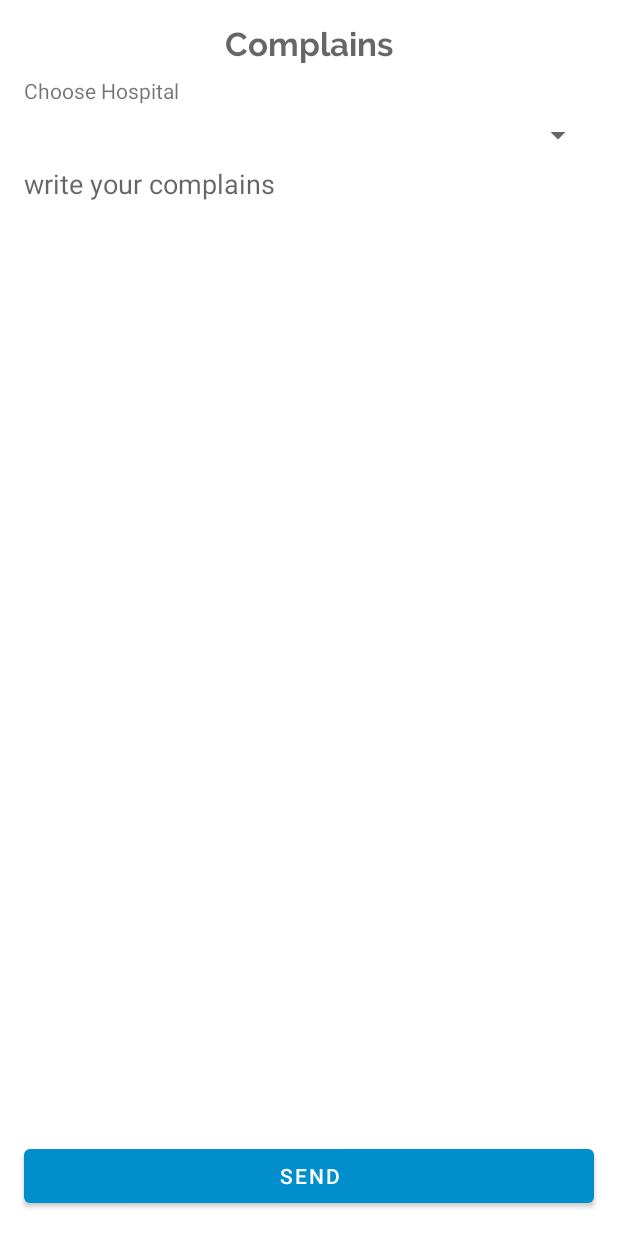
After one commit to HadyAhmed/DoctroidMedical, an Android app: the layout fragment_complains.xml on its own in the app's theme, with its tools: preview values and no code run, on a phone screen of 412 x 824 dp. The commit adds this screen. Run offline under Robolectric (Android 15) with nearby library versions, the phone set to English and light mode, and no system bars.

Commit message:
customer complain screen

```diff
--- a/app/src/main/java/com/graduation/doctroidmedical/home/data/WebServices.java
+++ b/app/src/main/java/com/graduation/doctroidmedical/home/data/WebServices.java
@@ -2,6 +2,8 @@ package com.graduation.doctroidmedical.home.data;
 
 import com.google.gson.Gson;
 import com.graduation.doctroidmedical.home.pojo.article.ArticleResponse;
+import com.graduation.doctroidmedical.home.pojo.complain.request.ComplainBody;
+import com.graduation.doctroidmedical.home.pojo.complain.response.ComplainResponse;
 import com.graduation.doctroidmedical.home.pojo.employee.DoctorSearchResponse;
 import com.graduation.doctroidmedical.home.pojo.hospital.HospitalsResponse;
 import com.graduation.doctroidmedical.home.pojo.loginresponse.LoginModel;
@@ -70,4 +72,7 @@ public interface WebServices {
 
     @GET("user/profile")
     Call<ProfileResponse> getUserDetails(@Header("Authorization") String token);
+
+    @POST("complain")
+    Call<ComplainResponse> sendComplain(@Body ComplainBody complainBody);
 }
--- /dev/null
+++ b/app/src/main/res/layout/fragment_complains.xml
@@ -0,0 +1,87 @@
+<?xml version="1.0" encoding="utf-8"?>
+<layout xmlns:android="http://schemas.android.com/apk/res/android"
+    xmlns:app="http://schemas.android.com/apk/res-auto">
+
+    <androidx.constraintlayout.widget.ConstraintLayout
+        android:layout_width="match_parent"
+        android:layout_height="match_parent">
+
+        <TextView
+            android:id="@+id/textView13"
+            android:layout_width="wrap_content"
+            android:layout_height="wrap_content"
+            android:layout_marginStart="16dp"
+            android:layout_marginTop="8dp"
+            android:text="Choose Hospital"
+            app:layout_constraintStart_toStartOf="parent"
+            app:layout_constraintTop_toBottomOf="@+id/textView2" />
+
+        <Spinner
+            android:id="@+id/hospitalSpinner"
+            android:layout_width="0dp"
+            android:layout_height="wrap_content"
+            android:layout_marginStart="16dp"
+            android:layout_marginTop="8dp"
+            android:layout_marginEnd="16dp"
+            app:layout_constraintEnd_toEndOf="parent"
+            app:layout_constraintHorizontal_bias="0.0"
+            app:layout_constraintStart_toStartOf="parent"
+            app:layout_constraintTop_toBottomOf="@+id/textView13" />
+
+        <TextView
+            android:id="@+id/textView2"
+            android:layout_width="wrap_content"
+            android:layout_height="wrap_content"
+            android:layout_marginTop="16dp"
+            android:fontFamily="@font/raleway_bold"
+            android:hint="Complains"
+            android:textAppearance="@style/TextAppearance.AppCompat.Large"
+            app:layout_constraintEnd_toEndOf="parent"
+            app:layout_constraintStart_toStartOf="parent"
+            app:layout_constraintTop_toTopOf="parent" />
+
+        <com.google.android.material.button.MaterialButton
+            android:id="@+id/sendComplainBtn"
+            android:layout_width="0dp"
+            android:layout_height="wrap_content"
+            android:layout_marginStart="16dp"
+            android:layout_marginEnd="16dp"
+            android:layout_marginBottom="16dp"
+            android:text="Send"
+            app:layout_constraintBottom_toBottomOf="parent"
+            app:layout_constraintEnd_toEndOf="parent"
+            app:layout_constraintStart_toStartOf="parent" />
+
+        <EditText
+            android:id="@+id/complainEt"
+            android:layout_width="0dp"
+            android:layout_height="0dp"
+            android:layout_marginStart="16dp"
+            android:layout_marginTop="8dp"
+            android:layout_marginEnd="16dp"
+            android:layout_marginBottom="8dp"
+            android:background="@android:color/transparent"
+            android:gravity="top"
+            android:hint="write your complains"
+            android:inputType="text"
+            app:layout_constraintBottom_toTopOf="@+id/sendComplainBtn"
+            app:layout_constraintEnd_toEndOf="parent"
+            app:layout_constraintStart_toStartOf="parent"
+            app:layout_constraintTop_toBottomOf="@+id/hospitalSpinner" />
+
+        <ProgressBar
+            android:id="@+id/progressBar"
+            style="?android:attr/progressBarStyle"
+            android:layout_width="wrap_content"
+            android:layout_height="wrap_content"
+            android:layout_marginStart="8dp"
+            android:layout_marginTop="8dp"
+            android:layout_marginEnd="8dp"
+            android:layout_marginBottom="8dp"
+            android:visibility="invisible"
+            app:layout_constraintBottom_toBottomOf="parent"
+            app:layout_constraintEnd_toEndOf="parent"
+            app:layout_constraintStart_toStartOf="parent"
+            app:layout_constraintTop_toTopOf="parent" />
+    </androidx.constraintlayout.widget.ConstraintLayout>
+</layout>
--- a/app/src/main/res/navigation/nav_graph.xml
+++ b/app/src/main/res/navigation/nav_graph.xml
@@ -59,7 +59,8 @@
     <fragment
         android:id="@+id/complainsFragment"
         android:name="com.graduation.doctroidmedical.home.ui.fragment.ComplainsFragment"
-        android:label="ComplainsFragment" />
+        android:label="ComplainsFragment"
+        tools:layout="@layout/fragment_complains" />
     <fragment
         android:id="@+id/articleDetailFragment"
         android:name="com.graduation.doctroidmedical.home.ui.fragment.ArticleDetailFragment"
```
Also changed, not shown: app/src/main/java/com/graduation/doctroidmedical/home/pojo/complain/request/ComplainBody.java (added, +43 -0 lines), app/src/main/java/com/graduation/doctroidmedical/home/pojo/complain/response/ComplainResponse.java (added, +23 -0 lines), app/src/main/java/com/graduation/doctroidmedical/home/pojo/complain/response/Result.java (added, +57 -0 lines), app/src/main/java/com/graduation/doctroidmedical/home/ui/fragment/ComplainsFragment.java (+114 -1 lines), app/src/main/res/font/raleway_bold.ttf (added).
